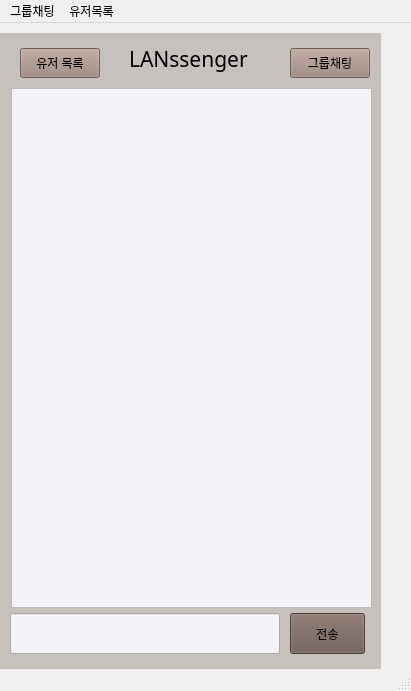
Old version of the form src/client/gui/mainwindow.ui in the repository TaehyunJeon0203/lanssenger.
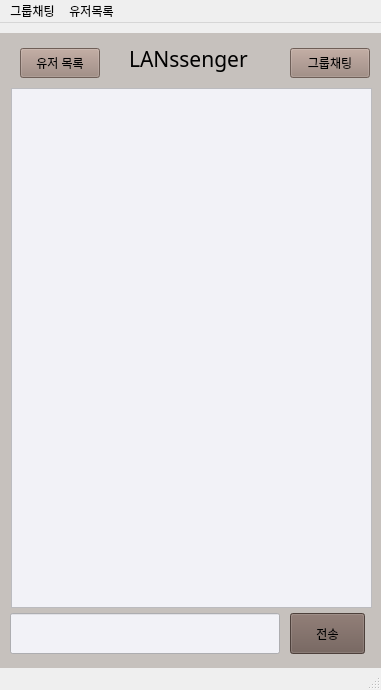
New version of the form.

Commit message: Design: 전체 화면  크기 조절

Patch:
```diff
--- a/src/client/gui/mainwindow.ui
+++ b/src/client/gui/mainwindow.ui
@@ -6,8 +6,8 @@
    <rect>
     <x>0</x>
     <y>0</y>
-    <width>411</width>
-    <height>691</height>
+    <width>381</width>
+    <height>690</height>
    </rect>
   </property>
   <property name="windowTitle">
@@ -242,7 +242,7 @@
     <rect>
      <x>0</x>
      <y>0</y>
-     <width>411</width>
+     <width>381</width>
      <height>33</height>
     </rect>
    </property>
```
